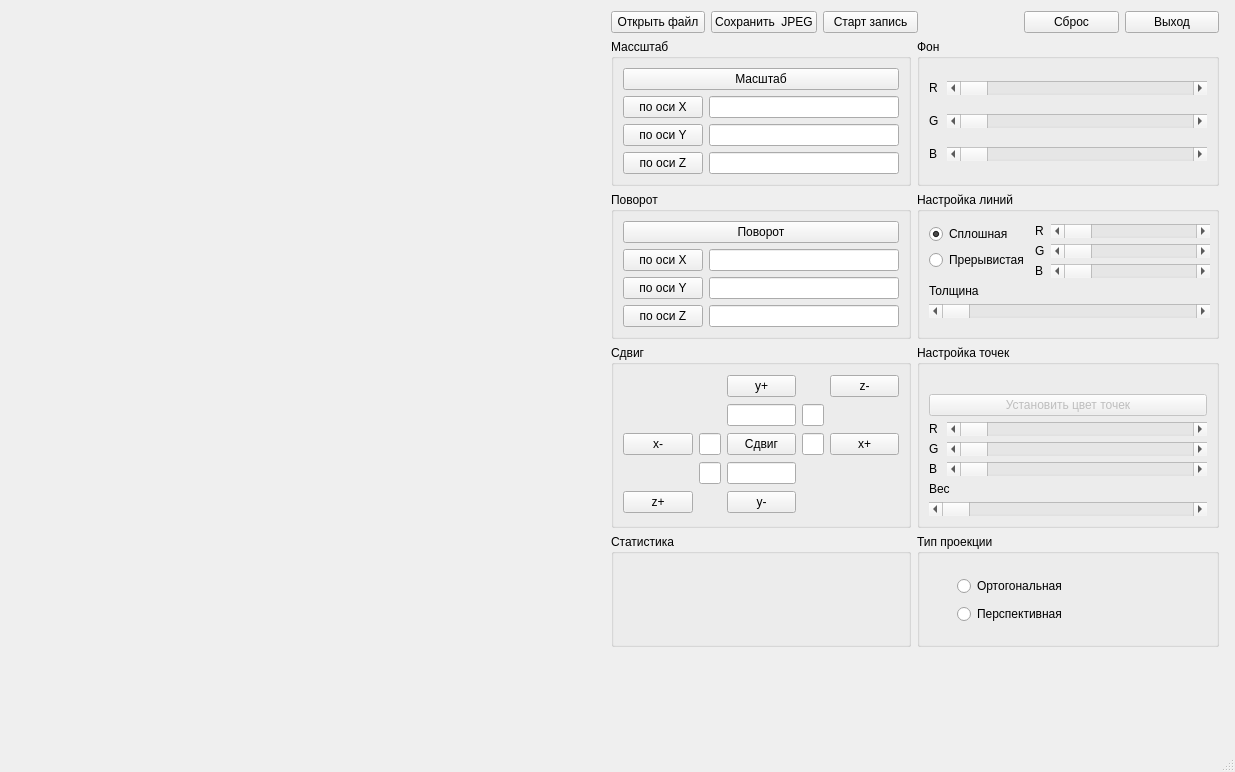
The window that source_code/viewer.ui (dandyelf/3dviewer1.0) describes before a commit, drawn with Qt 5.
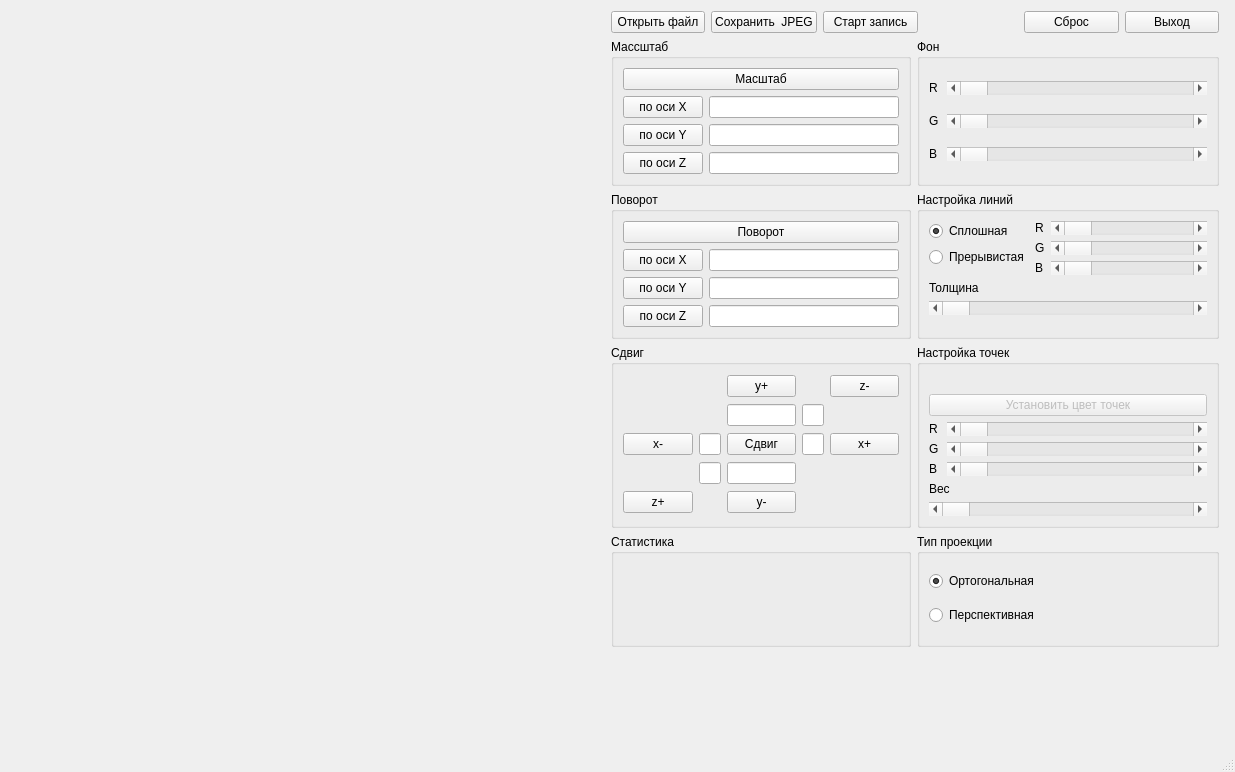
The same window after the commit. Custom widgets are drawn as their Qt base class.

Diff of the .ui file:
```diff
--- a/source_code/viewer.ui
+++ b/source_code/viewer.ui
@@ -54,7 +54,7 @@
       <x>611</x>
       <y>11</y>
       <width>608</width>
-      <height>746</height>
+      <height>712</height>
      </rect>
     </property>
     <layout class="QFormLayout" name="formLayout_3">
@@ -650,21 +650,18 @@
        <property name="title">
         <string>Тип проекции</string>
        </property>
-       <widget class="QWidget" name="layoutWidget">
-        <property name="geometry">
-         <rect>
-          <x>40</x>
-          <y>40</y>
-          <width>137</width>
-          <height>54</height>
-         </rect>
-        </property>
-        <layout class="QVBoxLayout" name="verticalLayout_4">
+       <layout class="QVBoxLayout" name="verticalLayout">
          <item>
           <widget class="QRadioButton" name="radioButton_3">
+          <property name="enabled">
+           <bool>true</bool>
+          </property>
            <property name="text">
             <string>Ортогональная</string>
            </property>
+          <property name="checked">
+           <bool>true</bool>
+          </property>
           </widget>
          </item>
          <item>
@@ -672,10 +669,12 @@
            <property name="text">
             <string>Перспективная</string>
            </property>
+          <property name="checked">
+           <bool>false</bool>
+          </property>
           </widget>
          </item>
         </layout>
-       </widget>
       </widget>
      </item>
      <item row="2" column="1">
@@ -689,15 +688,6 @@
        <property name="title">
         <string>Настройка линий</string>
        </property>
-       <widget class="QWidget" name="">
-        <property name="geometry">
-         <rect>
-          <x>12</x>
-          <y>32</y>
-          <width>281</width>
-          <height>121</height>
-         </rect>
-        </property>
         <layout class="QFormLayout" name="formLayout_5">
          <item row="0" column="0">
           <layout class="QVBoxLayout" name="verticalLayout_3">
@@ -803,7 +793,6 @@
           </layout>
          </item>
         </layout>
-       </widget>
       </widget>
      </item>
     </layout>
```
Left out of the diff: 14 changed lines with no effect on the pictures. Lines whose indentation alone changed are shown as unchanged.
